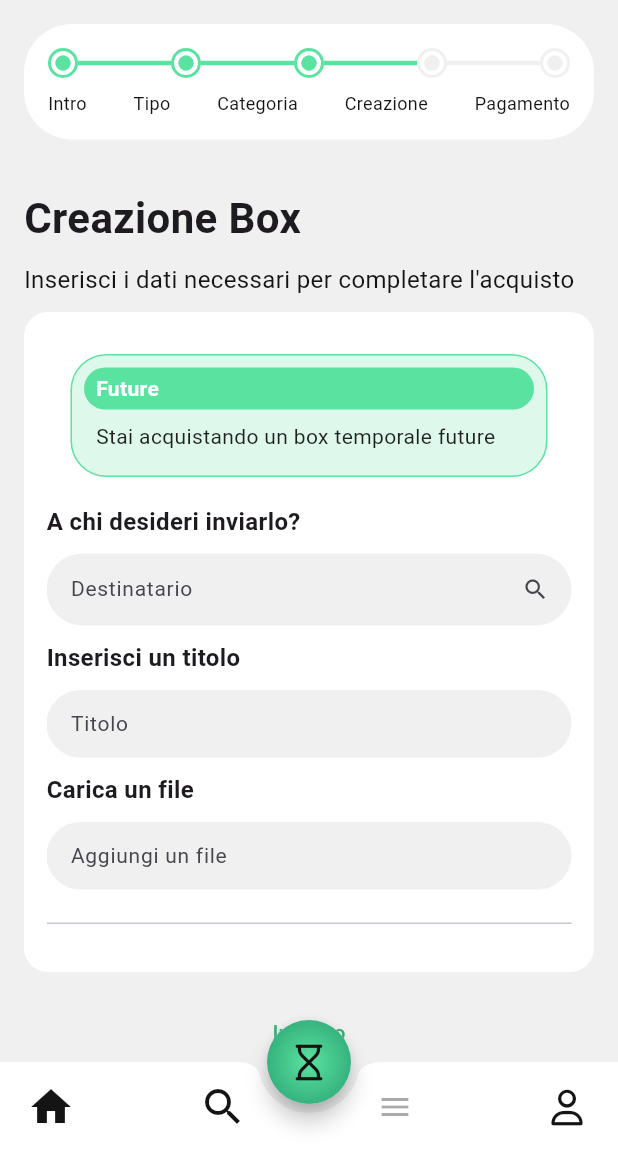
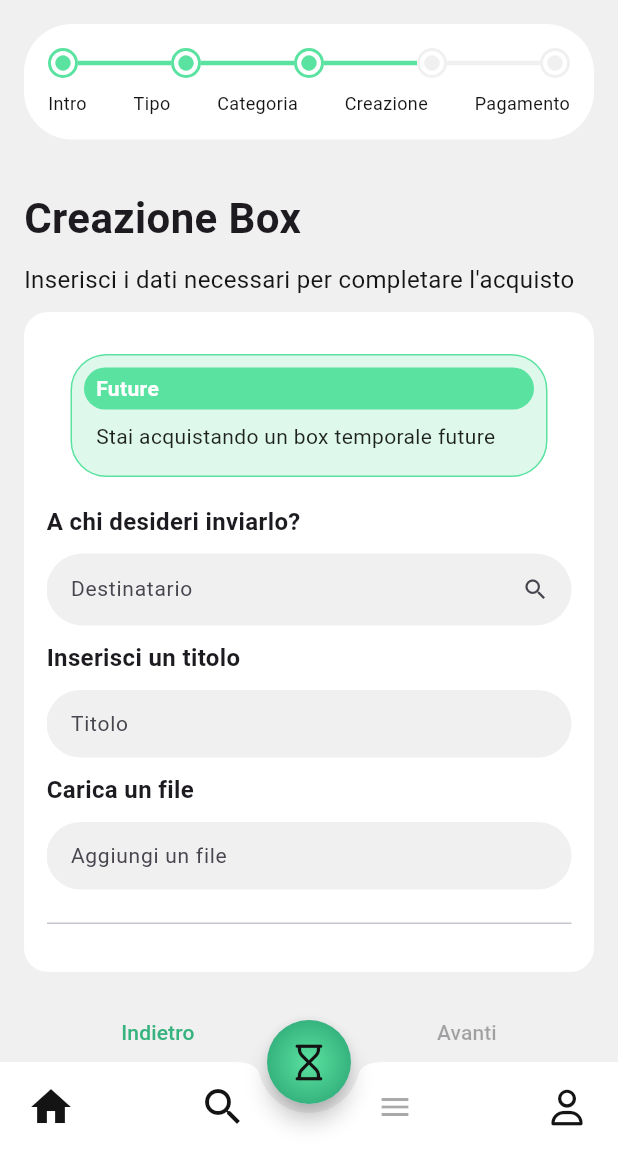
Before and after one commit to p4m-dev/quomia-app, a Flutter app: the BuyBoxScreen screen opened directly, after a tap on "Avanti", after a tap on "Future", after a tap on "Interattivo", on a phone screen of 412 x 824 dp, the part 84-1236 px from its top. Run offline on Flutter 3.47's test engine with Material 3 defaults, Android fonts, the light colour scheme and no system bars; our stand-ins replace audioplayers, better_player, cached_network_image, carousel_slider, file_picker, firebase_auth and 11 more; missing offline and left inert: blurhash, video_compress, video_thumbnail; accounts and stored records are empty; network calls fail; Roboto replaces fonts that are missing (DM Sans).

Commit message:
feat: fix some ui stuffs

```diff
--- a/lib/designSystem/button.dart
+++ b/lib/designSystem/button.dart
@@ -15,7 +15,7 @@
   Widget build(BuildContext context) {
     return ElevatedButton(
         style: ElevatedButton.styleFrom(
-            minimumSize: _buttonSize(),
+            minimumSize: Size(MediaQuery.of(context).size.width * 0.4, 48),
             backgroundColor: backgroundColor,
             shadowColor: Colors.transparent,
             shape: RoundedRectangleBorder(
@@ -26,8 +26,4 @@
           style: const TextStyle(color: Colors.white, fontSize: 18),
         ));
   }
-
-  Size _buttonSize() {
-    return const Size(150, 48);
-  }
 }
--- a/lib/designSystem/text_form_field.dart
+++ b/lib/designSystem/text_form_field.dart
@@ -14,6 +14,7 @@
   final TextInputType textInput;
   final VoidCallback? callback;
   final FormFieldValidator<String>? validator;
+  final ValueChanged<String>? onChanged;
 
   const CustomTextFormField(
       {super.key,
@@ -28,7 +29,8 @@
       this.hasOnTap,
       required this.textInput,
       this.callback,
-      this.validator});
+      this.validator,
+      this.onChanged});
 
   @override
   Widget build(BuildContext context) {
@@ -76,7 +78,9 @@
         keyboardType: textInput,
         maxLines: textInput == TextInputType.multiline ? 8 : null,
         maxLength: textInput == TextInputType.multiline ? 1000 : null,
-          validator: validator),
+        validator: validator,
+        onChanged: onChanged,
+      ),
     );
   }
 
--- a/lib/screens/buy_box_screen.dart
+++ b/lib/screens/buy_box_screen.dart
@@ -154,13 +154,12 @@
                                     foregroundColor: AppColors.light.primary),
                                 child: const Text('Indietro'),
                               ),
-                              if (_currentStep == 1)
-                                TextButton(
-                                    onPressed: _enableNextButton(),
-                                    style: TextButton.styleFrom(
-                                        foregroundColor:
-                                            AppColors.light.primary),
-                                    child: const Text('Avanti')),
+                              TextButton(
+                                onPressed: _enableNextButton(),
+                                style: TextButton.styleFrom(
+                                    foregroundColor: AppColors.light.primary),
+                                child: const Text('Avanti'),
+                              ),
                             ],
                           ),
                         ],
--- a/lib/widgets/box/steps/date_time_row.dart
+++ b/lib/widgets/box/steps/date_time_row.dart
@@ -1,6 +1,5 @@
 import 'package:flutter/material.dart';
 import 'package:quomia/designSystem/gap.dart';
-import 'package:quomia/designSystem/label.dart';
 import 'package:quomia/designSystem/text_form_field.dart';
 import 'package:quomia/utils/app_colors.dart';
 import 'package:quomia/utils/date_utils.dart';
@@ -25,16 +24,10 @@
   Widget build(BuildContext context) {
     return Row(
       mainAxisSize: MainAxisSize.max,
-      mainAxisAlignment: MainAxisAlignment.start,
+      mainAxisAlignment: MainAxisAlignment.spaceBetween,
       children: [
-        Column(
-          mainAxisSize: MainAxisSize.max,
-          crossAxisAlignment: CrossAxisAlignment.start,
-          children: [
-            const Label(data: 'Data'),
-            const Gap(height: 10.0),
-            CustomTextFormField(
-              width: 155,
+        Expanded(
+          child: CustomTextFormField(
             controller: widget.dateController,
             hintText: 'Data',
             hasPrefixIcon: true,
@@ -55,17 +48,10 @@
               return null;
             },
           ),
-          ],
         ),
-        const Gap(width: 10.0),
-        Column(
-          mainAxisSize: MainAxisSize.max,
-          crossAxisAlignment: CrossAxisAlignment.start,
-          children: [
-            const Label(data: 'Tempo'),
-            const Gap(height: 10.0),
-            CustomTextFormField(
-              width: 155,
+        const Gap(width: 16.0),
+        Expanded(
+          child: CustomTextFormField(
             controller: widget.timeController,
             hintText: 'Tempo',
             hasPrefixIcon: true,
@@ -82,7 +68,6 @@
               return null;
             },
           ),
-          ],
         ),
       ],
     );
--- a/lib/widgets/box/steps/future_form_step.dart
+++ b/lib/widgets/box/steps/future_form_step.dart
@@ -185,7 +185,7 @@
                                 ),
                                 const Gap(height: 10.0),
                                 const Label(
-                                  data: 'Tempo iniziale',
+                                  data: 'Data iniziale',
                                 ),
                                 const Gap(height: 10.0),
                                 DateTimeRow(
@@ -195,7 +195,7 @@
                                 ),
                                 const Gap(height: 20.0),
                                 const Label(
-                                  data: 'Tempo finale',
+                                  data: 'Data finale',
                                 ),
                                 const Gap(height: 20.0),
                                 DateTimeRow(
@@ -338,13 +338,15 @@
             receiver: null,
             boxType: BoxType.rewind,
             futureDates: _dates,
-            isAnonymous: _isAnonymousEnabled);
+            isAnonymous: _isAnonymousEnabled,
+            deliveryDateController: _deliveryDateController,
+            deliveryTimeController: _deliveryTimeController);
 
         final boxRequest = await boxRequestFactory.createBoxRequest();
 
         HttpBoxService httpBoxService = HttpBoxService();
         var baseUrl = Constants.baseUrl;
-        await httpBoxService.createBox(boxRequest, '$baseUrl/box/rewind');
+        await httpBoxService.createBox(boxRequest, '$baseUrl/box/future');
 
         if (mounted) {
           MessageUtils.showToast("Acquisto del box avvenuto correttamente!",
--- a/lib/widgets/box/steps/rewind_form_step.dart
+++ b/lib/widgets/box/steps/rewind_form_step.dart
@@ -216,7 +216,7 @@
                               ),
                               const Gap(height: 10.0),
                               const Label(
-                                data: 'Tempo iniziale',
+                                data: 'Data iniziale',
                               ),
                               const Gap(height: 10.0),
                               DateTimeRow(
@@ -224,7 +224,7 @@
                                   timeController: _timeStartController),
                               const Gap(height: 20.0),
                               const Label(
-                                data: 'Tempo finale',
+                                data: 'Data finale',
                               ),
                               const Gap(height: 20.0),
                               DateTimeRow(
--- a/lib/widgets/home/boxes/social_box.dart
+++ b/lib/widgets/home/boxes/social_box.dart
@@ -70,7 +70,7 @@
                   }
 
                   if (!snapshot.hasData || snapshot.data!.isEmpty) {
-                    return const Center(child: Text('No boxes found'));
+                    return const BoxWidgetPlaceholder();
                   }
 
                   final boxes = snapshot.data!;
```
Also changed, not shown: lib/widgets/box/steps/social_form_step.dart (+15 -7 lines), lib/widgets/box/user_bottomsheet.dart (+13 -8 lines), lib/widgets/home/boxes/box_placeholder.dart (+4 -30 lines). Lines whose indentation alone changed are shown as unchanged.
